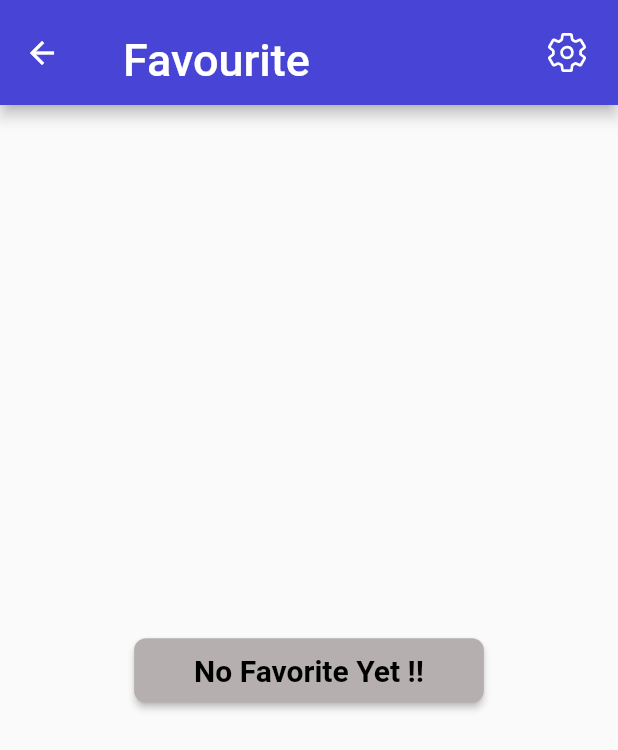
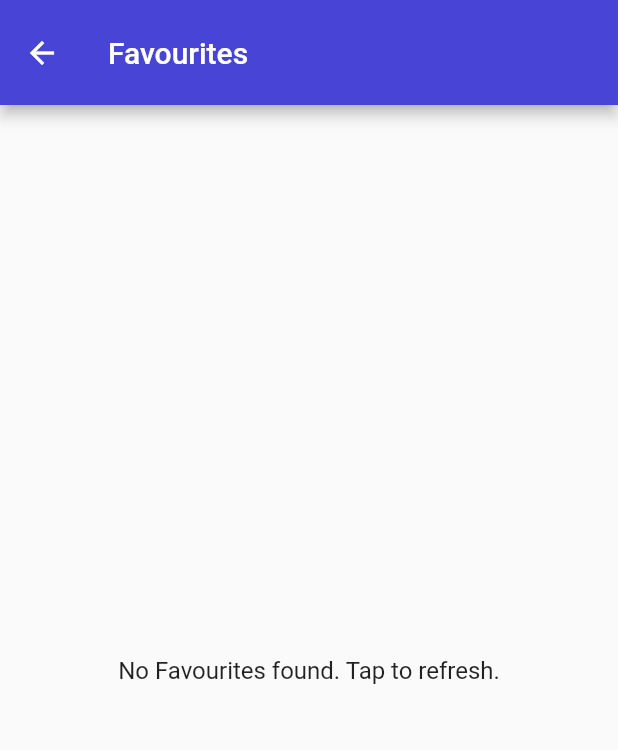
Before and after one commit to joppengeorge/RHYTHMPOD, a Flutter app: the Favorite screen opened directly, on a phone screen of 412 x 824 dp. Shown: the top 750 px of the screen. Run offline on Flutter 3.47's test engine with Material 2 defaults, Android fonts, the light colour scheme and no system bars; our stand-ins replace animated_splash_screen, cloud_firestore, email_validator, file_picker, firebase_auth, firebase_core and 6 more; missing offline and left inert: miniplayer; accounts and stored records are empty.

Commit message:
favourites except slide left delete is set i guess (needs overcheck)

```diff
--- a/lib/audio/tracks.dart
+++ b/lib/audio/tracks.dart
@@ -38,12 +38,14 @@ class AudioTrackListPageState extends State<AudioTrackListPage> {
 
           List<Music> musicList = snapshot.data!.docs.map((doc) {
             return Music(
+              doc.id,
               doc['image_url'],
               doc['title'],
               doc['album'],
               doc['artist'],
               doc['audio_url'],
-              false, // Set isFavourite to false by default
+              doc['type']
+               // Set isFavourite to false by default
             );
           }).toList();
 
--- a/lib/global.dart
+++ b/lib/global.dart
@@ -25,17 +25,18 @@ List podcast = [
 
 
 class Music{
+  String id;
   String image;
   String title;
   String album;
   String artist;
   String audio;
-  bool isfavourite;
-  Music(this.image,this.title,this.album,this.artist,this.audio,this.isfavourite);
+  String type;
+  Music(this.id,this.image,this.title,this.album,this.artist,this.audio,this.type);
 }
 
 
-
+List<Music> favList=[];
 
 /*class MusicOperation{
   MusicOperation._() {}
--- a/lib/pages/favourite.dart
+++ b/lib/pages/favourite.dart
@@ -1,3 +1,5 @@
+import 'package:cloud_firestore/cloud_firestore.dart';
+import 'package:firebase_auth/firebase_auth.dart';
 import 'package:flutter/material.dart';
 import 'package:ionicons/ionicons.dart';
 import 'package:ui/global.dart';
@@ -16,121 +18,94 @@ class FavoriteState extends State<Favorite> {
 
   @override
   Widget build(BuildContext context) {
-    return SafeArea(
-      child: Scaffold(
+    return Scaffold(
       appBar: AppBar(
       toolbarHeight: 70,
+      title: const Text('Favourites'),
       backgroundColor: const Color.fromARGB(255, 71, 68, 214),
-          title: Container(
+    ),
+      body: StreamBuilder<QuerySnapshot>(
+        stream: FirebaseFirestore.instance.collection('users').doc(FirebaseAuth.instance.currentUser!.uid).collection('favorites').snapshots(),
+        builder: (BuildContext context, AsyncSnapshot<QuerySnapshot> snapshot) {
+          if (snapshot.hasError) {
+            return Text('Error: ${snapshot.error}');
+          }
 
-              margin: const EdgeInsets.only(top: 10),
-              child: Center(
-                child: Row(
-                  children: const [
-                     SizedBox(
-                              width: 10,
-                            ),
-                            Text(
-                              "Favourite",
-                              style: TextStyle(color: Colors.white, fontSize: 30),
-                            ),
-                            SizedBox(
-                              width: 5,
-                            ),
-                                ],
-                ),
-              )
-          ),
-           actions: [
-            IconButton(
-                onPressed: () {
-                  Navigator.of(context,rootNavigator: true).push(
-                      MaterialPageRoute(builder: (context) => const SettingsPage()));
+          if (snapshot.connectionState == ConnectionState.waiting) {
+            return const Center(child: CircularProgressIndicator());
+          }
+
+          if (snapshot.data!.size == 0) {
+            return GestureDetector(
+                onTap: () {
+                  setState(() {}); // Refresh the page
                 },
-                icon: const Icon(
-                  Ionicons.settings_outline,
-                  size: 29,
-                  color: Colors.white,
-                )),
-            const SizedBox(
-              width: 10,
-            ),
-          ],
-         ),
-        body: fav.isEmpty?
-        Center(
-        child: ElevatedButton(
-        onPressed: () {
-          setState(() {});
-        // Add your onPressed event here
-        },
-        style: ElevatedButton.styleFrom(
-        backgroundColor: const Color(0xFFB6AFAF),
-        shape: RoundedRectangleBorder(
-          borderRadius: BorderRadius.circular(8),
-        ),
-        padding: const EdgeInsets.symmetric(horizontal: 40, vertical: 10),
-        ),
+                child: Container(
+                  alignment: Alignment.center,
+                  padding: const EdgeInsets.symmetric(vertical: 20),
                   child: const Text(
-        "No Favorite Yet !!",
-        style: TextStyle(
-          fontSize: 20,
-          fontWeight: FontWeight.bold,
-          color: Colors.black,
+                    'No Favourites found. Tap to refresh.',
+                    style: TextStyle(fontSize: 16),
                   ),
                 ),
-      )
+              );
+          }
 
-        ):
-        RefreshIndicator(
-                  onRefresh: () async {
-                    // Your refresh logic goes here
-                    setState(() {
+           favList = snapshot.data!.docs.map((doc) {
+            return Music(
+              doc.id,
+              doc['image_url'],
+              doc['title'],
+              doc['album'],
+              doc['artist'],
+              doc['audio_url'],
+              doc['type']
+               // Set isFavourite to false by default
+            );
+          }).toList();
 
-                    });
-                  },
-      child:  ListView.builder(
-        itemCount: fav.length,
+         return ListView.builder(
+                itemCount: favList.length,
                 itemBuilder: (BuildContext context, int index) {
-          return  Dismissible(
-      key: UniqueKey(),
+                  return Dismissible(
+                    key: Key(favList[index].id), // Provide a unique key for each item
+                    direction: DismissDirection.startToEnd,
                     background: Container(
+                      alignment: Alignment.centerLeft,
                       color: Colors.red,
-        alignment: Alignment.centerRight,
                       child: const Icon(Icons.delete, color: Colors.white),
                     ),
                     onDismissed: (direction) {
+                      // Handle the dismissal action
                       setState(() {
-          //isPlaying=false;
-          fav[index].isfavourite=false;
-          fav.removeAt(index);
-          if(fav.isEmpty)
-          {
-            currentindex.value=-1;
-          }
+                        // Remove the item from the list
+                        favList.removeAt(index);
                       });
+                    },
+                    child: ListTile(
+                      leading: CircleAvatar(
+                        radius: 30,
+                        backgroundImage: NetworkImage(favList[index].image),
+                      ),
+                      title: Text(favList[index].title),
+                      subtitle: Text(favList[index].artist),
+                      onTap: () {
+                        setState(() {
+                          playlist = favList;
+                          currentindex.value = index;
+                          MiniplayerWidgetState.audioPlayer.seek(
+                            Duration.zero,
+                            index: index,
+                          );
+                        });
+                      },
+                    ),
+                  );
+                },
+              );
 
         },
-      child:
-          ListTile(
-            leading: CircleAvatar(
-              radius: 30,
-              backgroundImage: NetworkImage(fav[index].image),),
-            title: Text(fav[index].title),
-            subtitle: Text(fav[index].artist),
-            onTap: () {
-                setState(() {
-                  playlist=fav;
-                  currentindex.value=index;
-                  //isPlaying=false;
-                });
-
-            },
-          )
+      ),
     );
-        },
-      ),
-      ),
-    ));
   }
 }
```
Also changed, not shown: lib/home_page.dart (+111 -11 lines), lib/pages/index.dart (+4 -4 lines). Lines whose indentation alone changed are shown as unchanged.
